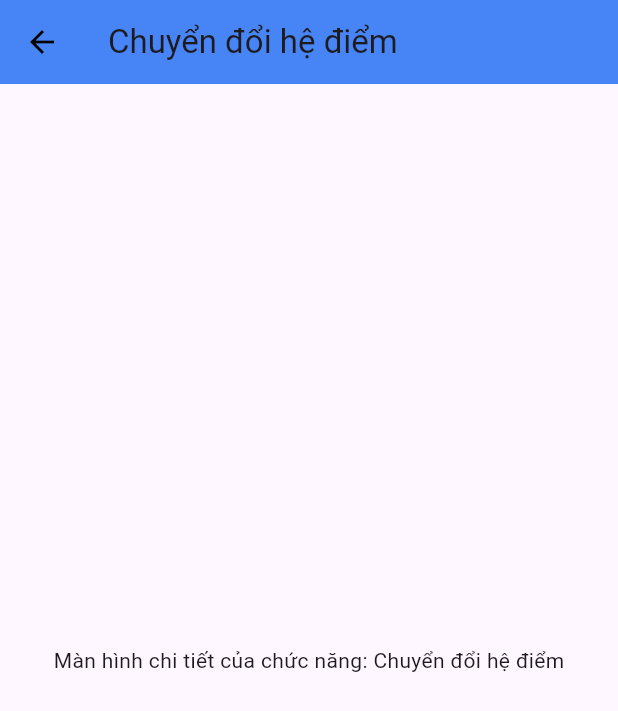
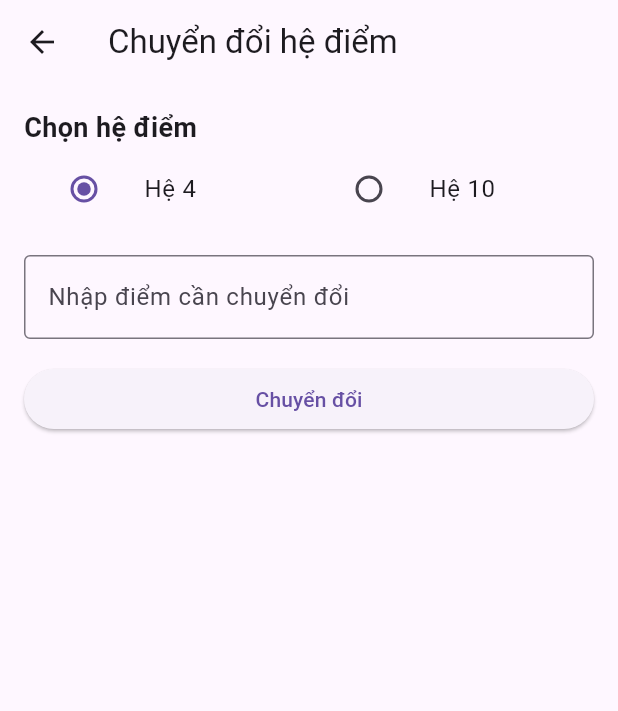
Before and after one commit to NguyenNhatHuynh/UniScore, a Flutter app: the screen it shows after launch, after a tap on "Chuyển đổi hệ điểm", on a phone screen of 412 x 824 dp. Shown: the top 711 px of the screen. Run offline on Flutter 3.47's test engine with Material 3 defaults, Android fonts, the phone set to English and light mode, and no system bars; our stand-ins replace shared_preferences.

Commit message:
Future - Convert Score

```diff
--- a/lib/main.dart
+++ b/lib/main.dart
@@ -1,5 +1,6 @@
 import 'package:flutter/material.dart';
 import 'package:uni_score/screens/gpa_calculator_screen.dart';
+import 'package:uni_score/screens/score_converter_screen.dart';
 import 'package:uni_score/screens/score_history_screen.dart';
 import 'package:uni_score/screens/temporary_average_screen.dart';
 
@@ -25,39 +26,19 @@ class _MyAppState extends State<MyApp> {
   @override
   Widget build(BuildContext context) {
     return MaterialApp(
-      title: 'UniScore',
+      title: 'Uni Score',
       theme: ThemeData(
         primarySwatch: Colors.blue,
         brightness: Brightness.light,
-        appBarTheme: AppBarTheme(
-          color: Colors.blueAccent, // AppBar color
-          elevation: 4,
-          iconTheme:
-              IconThemeData(color: Colors.black), // Icon color in light mode
-        ),
-        bottomNavigationBarTheme: BottomNavigationBarThemeData(
-          selectedItemColor: Colors.blueAccent, // Color when selected
-          unselectedItemColor: Colors.grey, // Color when not selected
-        ),
+        iconTheme: IconThemeData(color: Colors.black), // Light mode icons
       ),
       darkTheme: ThemeData(
         primarySwatch: Colors.blue,
         brightness: Brightness.dark,
-        appBarTheme: AppBarTheme(
-          color: Colors.black87, // AppBar color in dark mode
-          elevation: 4,
-          iconTheme:
-              IconThemeData(color: Colors.white), // Icon color in dark mode
-        ),
-        bottomNavigationBarTheme: BottomNavigationBarThemeData(
-          selectedItemColor:
-              Colors.lightBlueAccent, // Selected item color in dark mode
-          unselectedItemColor:
-              Colors.grey, // Unselected item color in dark mode
-        ),
+        iconTheme: IconThemeData(color: Colors.white), // Dark mode icons
       ),
-      themeMode: _themeMode, // Apply the theme mode
-      debugShowCheckedModeBanner: false, // Hide the debug banner
+      themeMode: _themeMode,
+      debugShowCheckedModeBanner: false,
       home: HomeScreen(onThemeChanged: _toggleTheme),
     );
   }
@@ -76,15 +57,15 @@ class _HomeScreenState extends State<HomeScreen> {
   int _selectedIndex = 0; // Current index of selected tab
 
   final List<Widget> _screens = [
-    HomeContent(),
-    DummyScreen(title: 'Tính điểm trung bình môn'),
-    DummyScreen(title: 'Tính điểm GPA'),
-    DummyScreen(title: 'Lịch sử tính điểm'),
+    HomeContent(), // Trang chính
+    TemporaryAverageScreen(), // Tính điểm trung bình môn
+    GPACalculatorScreen(), // Tính điểm GPA
+    ScoreHistoryScreen(), // Lịch sử tính điểm
   ];
 
   void _onItemTapped(int index) {
     setState(() {
-      _selectedIndex = index; // Update screen when tab is selected
+      _selectedIndex = index; // Cập nhật màn hình khi chuyển tab
     });
   }
 
@@ -92,40 +73,38 @@ class _HomeScreenState extends State<HomeScreen> {
   Widget build(BuildContext context) {
     return Scaffold(
       appBar: AppBar(
-        title: Text('UniScore'),
-        centerTitle: true, // Center the title
+        title: Text('Uni Score'),
+        centerTitle: true,
         actions: [
           IconButton(
             icon: Icon(Icons.brightness_6),
             onPressed: () {
-              widget.onThemeChanged(); // Toggle theme
+              widget.onThemeChanged(); // Chuyển đổi chế độ sáng/tối
             },
           ),
         ],
-        backgroundColor: Theme.of(context).brightness == Brightness.light
-            ? Colors.blueAccent
-            : Colors.black87, // Update color based on theme
       ),
       body: _screens[_selectedIndex],
       bottomNavigationBar: BottomNavigationBar(
         currentIndex: _selectedIndex,
         onTap: _onItemTapped,
-        items: const <BottomNavigationBarItem>[
+        items: [
           BottomNavigationBarItem(
-            icon: Icon(Icons.home),
+            icon: Icon(Icons.home, color: Theme.of(context).iconTheme.color),
             label: 'Trang chủ',
           ),
           BottomNavigationBarItem(
-            icon: Icon(Icons.school),
-            label: 'Tính điểm trung bình môn',
+            icon: Icon(Icons.school, color: Theme.of(context).iconTheme.color),
+            label: 'Tính điểm trung bình',
           ),
           BottomNavigationBarItem(
-            icon: Icon(Icons.calculate),
-            label: 'Tính điểm GPA',
+            icon:
+                Icon(Icons.calculate, color: Theme.of(context).iconTheme.color),
+            label: 'Tính GPA',
           ),
           BottomNavigationBarItem(
-            icon: Icon(Icons.history),
-            label: 'Lịch sử tính điểm',
+            icon: Icon(Icons.history, color: Theme.of(context).iconTheme.color),
+            label: 'Lịch sử',
           ),
         ],
       ),
@@ -151,7 +130,8 @@ class HomeContent extends StatelessWidget {
               Navigator.push(
                 context,
                 MaterialPageRoute(
-                    builder: (context) => TemporaryAverageScreen()),
+                  builder: (context) => TemporaryAverageScreen(),
+                ),
               );
             },
           ),
@@ -162,7 +142,9 @@ class HomeContent extends StatelessWidget {
             () {
               Navigator.push(
                 context,
-                MaterialPageRoute(builder: (context) => GPACalculatorScreen()),
+                MaterialPageRoute(
+                  builder: (context) => GPACalculatorScreen(),
+                ),
               );
             },
           ),
@@ -173,20 +155,9 @@ class HomeContent extends StatelessWidget {
             () {
               Navigator.push(
                 context,
-                MaterialPageRoute(builder: (context) => ScoreHistoryScreen()),
-              );
-            },
-          ),
-          _buildCard(
-            context,
-            'Xếp loại tốt nghiệp',
-            Icons.star,
-            () {
-              Navigator.push(
-                context,
                 MaterialPageRoute(
-                    builder: (context) =>
-                        DummyScreen(title: 'Xếp loại tốt nghiệp')),
+                  builder: (context) => ScoreHistoryScreen(),
+                ),
               );
             },
           ),
@@ -198,21 +169,8 @@ class HomeContent extends StatelessWidget {
               Navigator.push(
                 context,
                 MaterialPageRoute(
-                    builder: (context) =>
-                        DummyScreen(title: 'Chuyển đổi hệ điểm')),
-              );
-            },
-          ),
-          _buildCard(
-            context,
-            'Nhắc nhở học tập',
-            Icons.notifications,
-            () {
-              Navigator.push(
-                context,
-                MaterialPageRoute(
-                    builder: (context) =>
-                        DummyScreen(title: 'Nhắc nhở học tập')),
+                  builder: (context) => ScoreConverterScreen(),
+                ),
               );
             },
           ),
@@ -228,32 +186,18 @@ class HomeContent extends StatelessWidget {
       shape: RoundedRectangleBorder(
         borderRadius: BorderRadius.circular(12),
       ),
-      color: Theme.of(context).cardColor,
       child: InkWell(
         onTap: onTap,
         borderRadius: BorderRadius.circular(12),
         child: Column(
           mainAxisAlignment: MainAxisAlignment.center,
-          crossAxisAlignment: CrossAxisAlignment.center,
           children: [
-            Icon(
-              icon,
-              size: 40,
-              color: Theme.of(context).brightness == Brightness.light
-                  ? Colors.blueAccent
-                  : Colors.white,
-            ),
+            Icon(icon, size: 40, color: Theme.of(context).iconTheme.color),
             SizedBox(height: 10),
             Text(
               title,
               textAlign: TextAlign.center,
-              style: TextStyle(
-                fontSize: 16,
-                fontWeight: FontWeight.bold,
-                color: Theme.of(context).brightness == Brightness.light
-                    ? Colors.blueAccent
-                    : Colors.white,
-              ),
+              style: TextStyle(fontWeight: FontWeight.bold),
             ),
           ],
         ),
@@ -261,20 +205,3 @@ class HomeContent extends StatelessWidget {
     );
   }
 }
-
-// Dummy Screen for simulated functions
-class DummyScreen extends StatelessWidget {
-  final String title;
-
-  DummyScreen({required this.title});
-
-  @override
-  Widget build(BuildContext context) {
-    return Scaffold(
-      appBar: AppBar(title: Text(title)),
-      body: Center(
-        child: Text('Màn hình chi tiết của chức năng: $title'),
-      ),
-    );
-  }
-}
--- /dev/null
+++ b/lib/screens/score_converter_screen.dart
@@ -0,0 +1,108 @@
+import 'package:flutter/material.dart';
+
+class ScoreConverterScreen extends StatefulWidget {
+  @override
+  _ScoreConverterScreenState createState() => _ScoreConverterScreenState();
+}
+
+class _ScoreConverterScreenState extends State<ScoreConverterScreen> {
+  String _selectedScale = '4'; // Default to scale 4
+  TextEditingController _scoreController = TextEditingController();
+  String _convertedScore = '';
+
+  void _convertScore() {
+    final inputScore = double.tryParse(_scoreController.text);
+
+    if (inputScore == null) {
+      setState(() {
+        _convertedScore = 'Vui lòng nhập điểm hợp lệ!';
+      });
+      return;
+    }
+
+    double result;
+    if (_selectedScale == '4') {
+      result = (inputScore / 10) * 4;
+      setState(() {
+        _convertedScore = 'Điểm hệ 4: ${result.toStringAsFixed(2)}';
+      });
+    } else {
+      result = (inputScore / 4) * 10;
+      setState(() {
+        _convertedScore = 'Điểm hệ 10: ${result.toStringAsFixed(2)}';
+      });
+    }
+  }
+
+  @override
+  Widget build(BuildContext context) {
+    return Scaffold(
+      appBar: AppBar(
+        title: Text('Chuyển đổi hệ điểm'),
+      ),
+      body: Padding(
+        padding: const EdgeInsets.all(16.0),
+        child: Column(
+          crossAxisAlignment: CrossAxisAlignment.stretch,
+          children: [
+            Text(
+              'Chọn hệ điểm',
+              style: TextStyle(fontSize: 18, fontWeight: FontWeight.bold),
+            ),
+            Row(
+              children: [
+                Expanded(
+                  child: ListTile(
+                    title: const Text('Hệ 4'),
+                    leading: Radio<String>(
+                      value: '4',
+                      groupValue: _selectedScale,
+                      onChanged: (value) {
+                        setState(() {
+                          _selectedScale = value!;
+                        });
+                      },
+                    ),
+                  ),
+                ),
+                Expanded(
+                  child: ListTile(
+                    title: const Text('Hệ 10'),
+                    leading: Radio<String>(
+                      value: '10',
+                      groupValue: _selectedScale,
+                      onChanged: (value) {
+                        setState(() {
+                          _selectedScale = value!;
+                        });
+                      },
+                    ),
+                  ),
+                ),
+              ],
+            ),
+            SizedBox(height: 16),
+            TextField(
+              controller: _scoreController,
+              decoration: InputDecoration(
+                labelText: 'Nhập điểm cần chuyển đổi',
+                border: OutlineInputBorder(),
+              ),
+              keyboardType: TextInputType.number,
+            ),
+            SizedBox(height: 16),
+            ElevatedButton(
+              onPressed: _convertScore,
+              child: Text('Chuyển đổi'),
+            ),
+            SizedBox(height: 16),
+            Text(
+              _convertedScore,
+              style: TextStyle(fontSize: 16, fontWeight: FontWeight.bold),
+            ),
+          ],
+        ),
+      ),
+    );
+  }
+}
```
